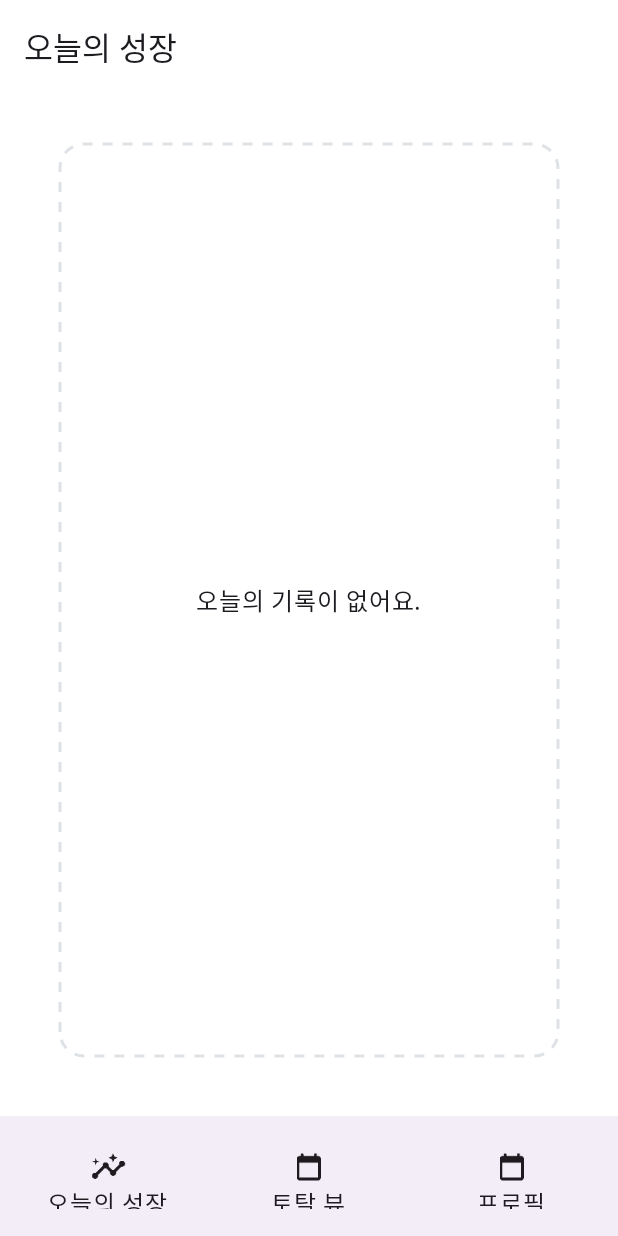
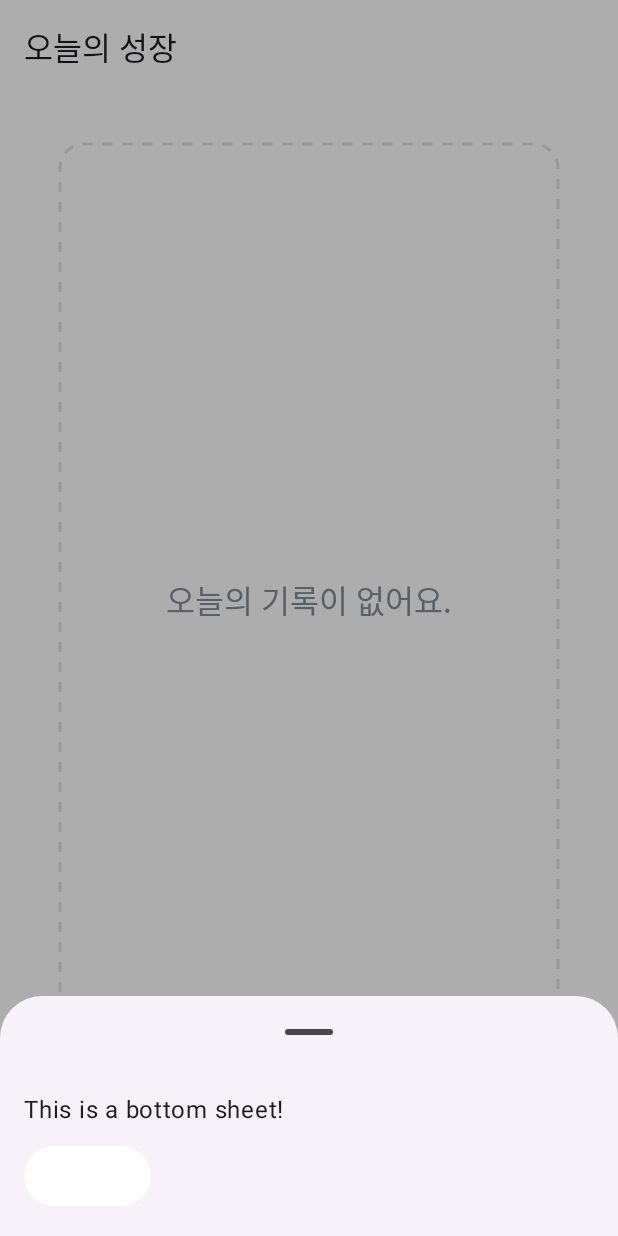
Before and after one commit to c004245/pet-grow-daily, an Android app built with Jetpack Compose: the screen it shows after launch (MainActivity), after a tap on "토탈 뷰", on a phone screen of 412 x 824 dp. Run offline under Robolectric (Android 15) with nearby library versions, the phone set to English and light mode, and no system bars; our stand-ins replace Dagger/Hilt's generated code, accompanist; Roboto replaces fonts that are not available here; 1 statement that could not run was skipped.

Commit message:
chore: popup bottom

```diff
--- a/app/src/main/java/com/example/pet_grow_daily/core/designsystem/theme/Color.kt
+++ b/app/src/main/java/com/example/pet_grow_daily/core/designsystem/theme/Color.kt
@@ -5,3 +5,4 @@ import androidx.compose.ui.graphics.Color
 val Gray900 = Color(0xFF111111)
 val purple6C = Color(0xFF6C63FF)
 val grayDE = Color(0xFFDEE2E6)
+val gray86 = Color(0xFF868E96)
--- a/app/src/main/java/com/example/pet_grow_daily/feature/home/HomeRoute.kt
+++ b/app/src/main/java/com/example/pet_grow_daily/feature/home/HomeRoute.kt
@@ -31,6 +31,7 @@ import androidx.hilt.navigation.compose.hiltViewModel
 import androidx.lifecycle.compose.LocalLifecycleOwner
 import com.example.pet_grow_daily.R
 import com.example.pet_grow_daily.core.designsystem.component.topappbar.CommonTopBar
+import com.example.pet_grow_daily.core.designsystem.theme.gray86
 import com.example.pet_grow_daily.core.designsystem.theme.grayDE
 import com.example.pet_grow_daily.ui.theme.PetgrowTheme
 
@@ -74,7 +75,10 @@ fun HomeScreen(
                 contentAlignment = Alignment.Center
             ) {
                 Text(
-                    text = "오늘의 기록이 없어요.",
+                    text = stringResource(id = R.string.text_not_today_grow),
+                    style = PetgrowTheme.typography.medium,
+                    color = gray86
+
                 )
             }
         }
@@ -92,7 +96,8 @@ fun EmptyTodayGrowRecordWidget(
 ) {
     Box(
         modifier = modifier
-            .fillMaxWidth().fillMaxHeight()
+            .fillMaxWidth()
+            .fillMaxHeight()
             .background(Color.White)
             .drawBehind {
                 val strokeWidth = borderWidth.toPx()
--- a/app/src/main/java/com/example/pet_grow_daily/feature/main/MainScreen.kt
+++ b/app/src/main/java/com/example/pet_grow_daily/feature/main/MainScreen.kt
@@ -6,20 +6,30 @@ import androidx.compose.foundation.layout.Arrangement
 import androidx.compose.foundation.layout.Box
 import androidx.compose.foundation.layout.Column
 import androidx.compose.foundation.layout.Row
+import androidx.compose.foundation.layout.Spacer
 
 import androidx.compose.foundation.layout.fillMaxSize
 import androidx.compose.foundation.layout.fillMaxWidth
+import androidx.compose.foundation.layout.height
 import androidx.compose.foundation.layout.offset
 import androidx.compose.foundation.layout.padding
 import androidx.compose.material3.BottomAppBar
+import androidx.compose.material3.Button
+import androidx.compose.material3.ExperimentalMaterial3Api
 import androidx.compose.material3.FabPosition
 import androidx.compose.material3.FloatingActionButton
 import androidx.compose.material3.Icon
 import androidx.compose.material3.IconButton
+import androidx.compose.material3.ModalBottomSheet
 import androidx.compose.material3.Scaffold
 import androidx.compose.material3.Text
+import androidx.compose.material3.rememberModalBottomSheetState
 import androidx.compose.runtime.Composable
+import androidx.compose.runtime.getValue
+import androidx.compose.runtime.mutableStateOf
+import androidx.compose.runtime.remember
 import androidx.compose.runtime.rememberCoroutineScope
+import androidx.compose.runtime.setValue
 import androidx.compose.ui.Alignment
 import androidx.compose.ui.Modifier
 import androidx.compose.ui.graphics.Color
@@ -35,13 +45,22 @@ import com.example.pet_grow_daily.feature.home.navigation.homeNavGraph
 import com.example.pet_grow_daily.feature.main.splash.navigation.splashNavGraph
 import com.example.pet_grow_daily.ui.theme.PetgrowTheme
 import kotlinx.coroutines.coroutineScope
+import kotlinx.coroutines.launch
 
+@OptIn(ExperimentalMaterial3Api::class)
 @Composable
 internal fun MainScreen(
     navigator: MainNavigator = rememberMainNavigator(),
     viewModel: MainViewModel = hiltViewModel()
 ) {
     val coroutineScope = rememberCoroutineScope()
+
+    val sheetState = rememberModalBottomSheetState(
+        skipPartiallyExpanded = true
+    )
+
+
+    var isSheetOpen by remember { mutableStateOf(false) }
 
         Scaffold(
             content = { paddingValues ->
@@ -77,14 +96,41 @@ internal fun MainScreen(
                 }
             },
             bottomBar = {
-            CustomBottomBar()
+                CustomBottomBar(
+                    onSelectBottomClick = {
+                        coroutineScope.launch {
+                            sheetState.show()
+                        }
+                        isSheetOpen = true
+                    }
+
+                )
             }
         )
+    if (isSheetOpen) {
+        ModalBottomSheet(
+            onDismissRequest = {
+                isSheetOpen = false
+            },
+            sheetState = sheetState
+        ) {
+            BottomSheetContent(
+                onCloseClick = {
+                    coroutineScope.launch {
+                        sheetState.hide()
+                    }
+                    isSheetOpen = false
+                }
+            )
+        }
+    }
 
     }
 
+
+
 @Composable
-fun CustomBottomBar() {
+fun CustomBottomBar(onSelectBottomClick: () -> Unit) {
     BottomAppBar(
 
     ) {
@@ -110,10 +156,10 @@ fun CustomBottomBar() {
             // 두 번째 아이템
             IconButton(
                 modifier = Modifier.weight(1f),
-                onClick = {
+                onClick =
+                    onSelectBottomClick
 
-
-                }) {
+                ) {
                 Column(horizontalAlignment = Alignment.CenterHorizontally) {
                     Icon(
                         painter = painterResource(id = R.drawable.ic_total),
@@ -139,6 +185,23 @@ fun CustomBottomBar() {
     }
 }
 
+@Composable
+fun BottomSheetContent(onCloseClick: () -> Unit) {
+    Column(
+        modifier = Modifier
+            .fillMaxWidth()
+            .padding(16.dp)
+    ) {
+        Text(
+            text = "This is a bottom sheet!",
+        )
+        Spacer(modifier = Modifier.height(8.dp))
+        Button(onClick = onCloseClick) {
+            Text("Close")
+        }
+    }
+}
+
 @Preview
 @Composable
 fun MainScreenPreview() {
--- a/app/src/main/res/values/strings.xml
+++ b/app/src/main/res/values/strings.xml
@@ -1,4 +1,5 @@
 <resources>
     <string name="app_name">pet-grow-daily</string>
     <string name="text_today_grow_title">오늘의 성장</string>
+    <string name="text_not_today_grow">오늘의 기록이 없어요.</string>
 </resources>
```
Lines whose indentation alone changed are shown as unchanged.
